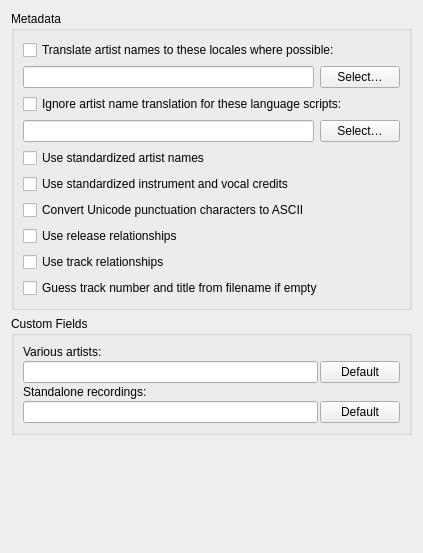
First picture: the form in ui/options_metadata.ui, repository metabrainz/picard, before the edit.
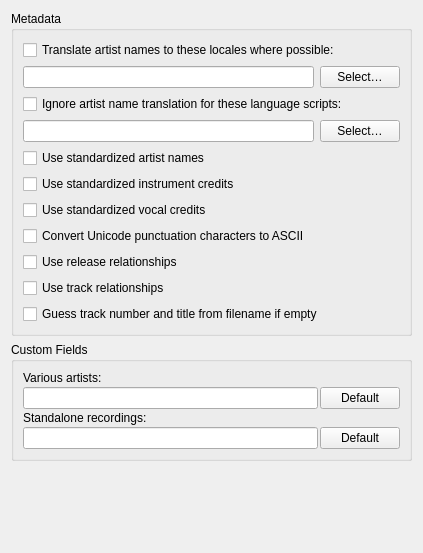
Second picture: the form after the edit.

Commit message:
PICARD-2828: Separate options for standardized instrument/vocal credits
- Introduce a new boolean option (checkbox) `standardize_vocals` in all
  places where `standardize_instruments` appears.
- The old option affects only instrument credits from now on, while the
  new option does the same for vocal credits independently.

Patch:
```diff
--- a/ui/options_metadata.ui
+++ b/ui/options_metadata.ui
@@ -98,7 +98,14 @@
       <item>
        <widget class="QCheckBox" name="standardize_instruments">
         <property name="text">
-         <string>Use standardized instrument and vocal credits</string>
+         <string>Use standardized instrument credits</string>
+        </property>
+       </widget>
+      </item>
+      <item>
+       <widget class="QCheckBox" name="standardize_vocals">
+        <property name="text">
+         <string>Use standardized vocal credits</string>
         </property>
        </widget>
       </item>
```
Left out of the diff: 1 changed line with no effect on the pictures. The commit also changes 6 other files.
